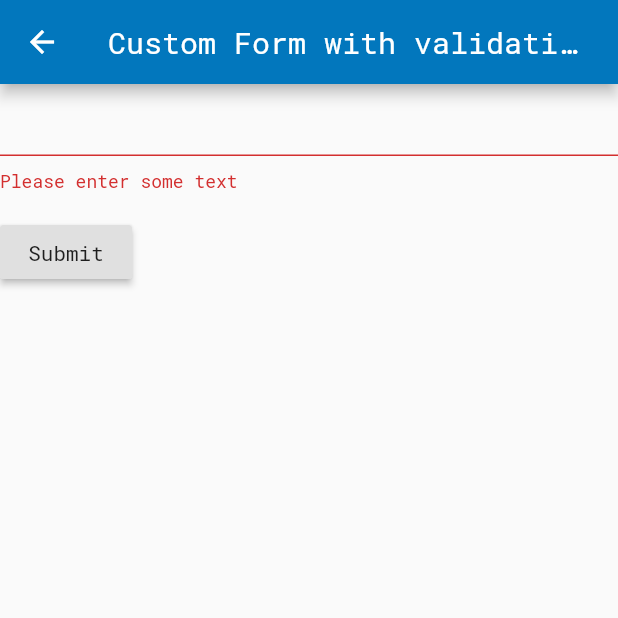
After one commit to mariocsantos/cookbook, a Flutter app: the CustomFormPage screen opened directly, after a tap on "Submit", on a phone screen of 412 x 824 dp, the top half of it. The commit adds this screen. Run offline on Flutter 3.47's test engine with Material 2 defaults, Android fonts, the phone set to English and light mode, and no system bars.

Commit message:
Custom form

```diff
--- /dev/null
+++ b/lib/custom_form.dart
@@ -0,0 +1,62 @@
+import 'package:flutter/material.dart';
+
+class CustomFormPage extends StatelessWidget {
+	@override
+	Widget build(BuildContext) {
+		return Scaffold(
+			appBar: AppBar(
+				title: Text('Custom Form with validation')
+			),
+			body: CustomForm(),
+		);
+	}
+}
+
+class CustomForm extends StatefulWidget {
+	@override
+	CustomFormState createState() {
+		return CustomFormState();
+	}
+}
+
+class CustomFormState extends State<CustomForm> {
+
+	final _formKey = GlobalKey<FormState>();
+
+	@override
+	Widget build(BuildContext context) {
+		return Form(
+			key: _formKey,
+			child: Column(
+				crossAxisAlignment: CrossAxisAlignment.start,
+				children: <Widget>[
+					TextFormField(
+						validator: (value) {
+							if (value.isEmpty) {
+								return 'Please enter some text';
+							}
+						},
+					),
+					Padding(
+						padding: const EdgeInsets.symmetric(vertical: 16.0),
+						child: RaisedButton(
+							child: Text('Submit'),
+							onPressed: () {
+								if (_formKey.currentState.validate()) {
+									Scaffold
+										.of(context)
+										.showSnackBar(
+											SnackBar(
+												content: Text('Processing data'),
+											)
+										);
+								}
+							},
+						),
+					)
+				],
+			)
+		);
+	}
+
+}
--- a/lib/main.dart
+++ b/lib/main.dart
@@ -3,6 +3,7 @@ import './snackbar_page.dart';
 import './orientation_list.dart';
 import './custom_fonts.dart';
 import './tabs.dart';
+import './custom_form.dart';
 
 void main() => runApp(MyApp());
 
@@ -18,7 +19,7 @@ class MyApp extends StatelessWidget {
         fontFamily: 'RobotoMono',
         textTheme: TextTheme(
           headline: TextStyle(
-            fontSize: 72.0,
+            fontSize: 16.0,
             fontWeight: FontWeight.bold
           ),
           title: TextStyle(fontSize: 36.0, fontStyle: FontStyle.italic),
@@ -108,6 +109,16 @@ class _MyHomePageState extends State<MyHomePage> {
                 );
               },
             ),
+            ListTile(
+              title: Text('Custom form'),
+              onTap: () {
+                Navigator.pop(context);
+                Navigator.push(
+                  context,
+                  MaterialPageRoute(builder: (context) =>  CustomFormPage())
+                );
+              },
+            ),
           ],
         ),
       ),
```
